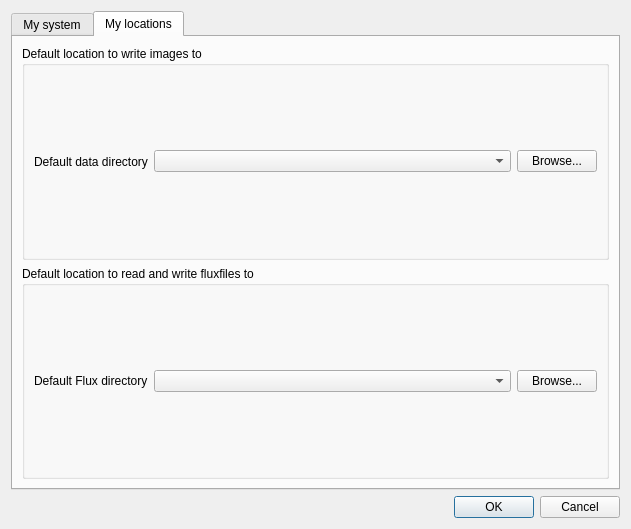
Qt form dialogpreferences.ui (wybren1971/Fluxengine_GUI) before a commit.
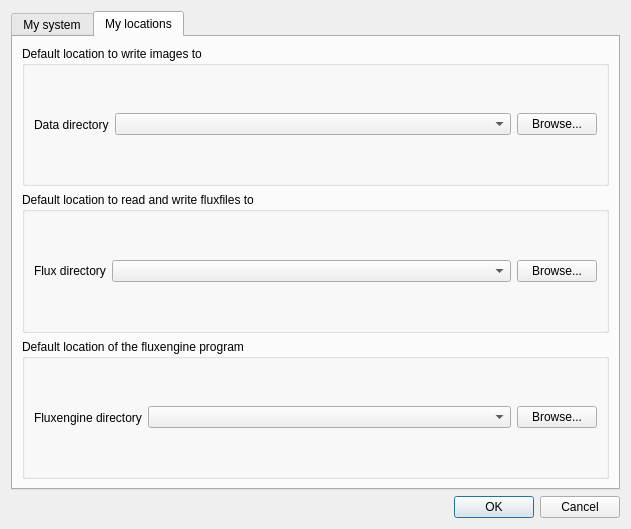
The same form after that commit. The open tabs and pages were chosen to show the change.

Commit message: Added fluxengine location to preferences.

Patch:
```diff
--- a/dialogpreferences.ui
+++ b/dialogpreferences.ui
@@ -142,7 +142,7 @@
              </sizepolicy>
             </property>
             <property name="text">
-             <string>Default data directory</string>
+             <string>Data directory</string>
             </property>
            </widget>
           </item>
@@ -180,7 +180,7 @@
              </sizepolicy>
             </property>
             <property name="text">
-             <string>Default Flux directory</string>
+             <string>Flux directory</string>
             </property>
            </widget>
           </item>
@@ -203,6 +203,44 @@
          </layout>
         </widget>
        </item>
+       <item row="2" column="0">
+        <widget class="QGroupBox" name="groupBox_6">
+         <property name="title">
+          <string>Default location of the fluxengine program</string>
+         </property>
+         <layout class="QHBoxLayout" name="horizontalLayout_3">
+          <item>
+           <widget class="QLabel" name="label_3">
+            <property name="sizePolicy">
+             <sizepolicy hsizetype="Fixed" vsizetype="Preferred">
+              <horstretch>0</horstretch>
+              <verstretch>0</verstretch>
+             </sizepolicy>
+            </property>
+            <property name="text">
+             <string>Fluxengine directory</string>
+            </property>
+           </widget>
+          </item>
+          <item>
+           <widget class="QComboBox" name="cmbFluxengineLocation"/>
+          </item>
+          <item>
+           <widget class="QPushButton" name="btnfluxenginelocation">
+            <property name="sizePolicy">
+             <sizepolicy hsizetype="Fixed" vsizetype="Fixed">
+              <horstretch>0</horstretch>
+              <verstretch>0</verstretch>
+             </sizepolicy>
+            </property>
+            <property name="text">
+             <string>Browse...</string>
+            </property>
+           </widget>
+          </item>
+         </layout>
+        </widget>
+       </item>
       </layout>
      </widget>
     </widget>
```
The commit also changes 5 other files.
